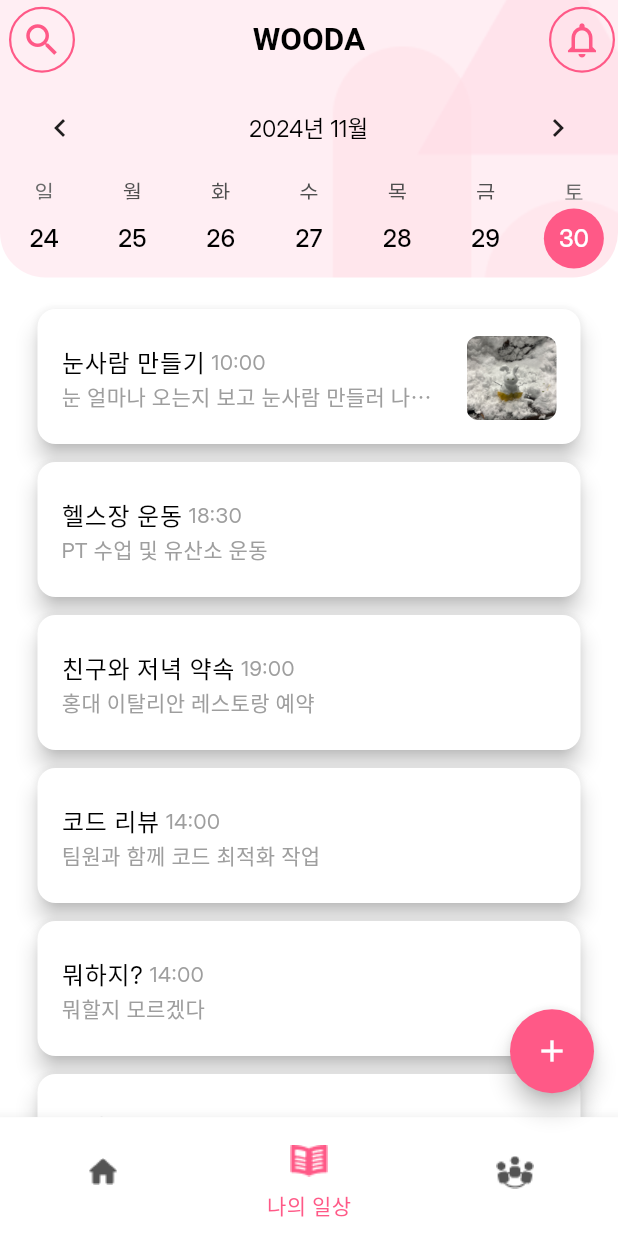
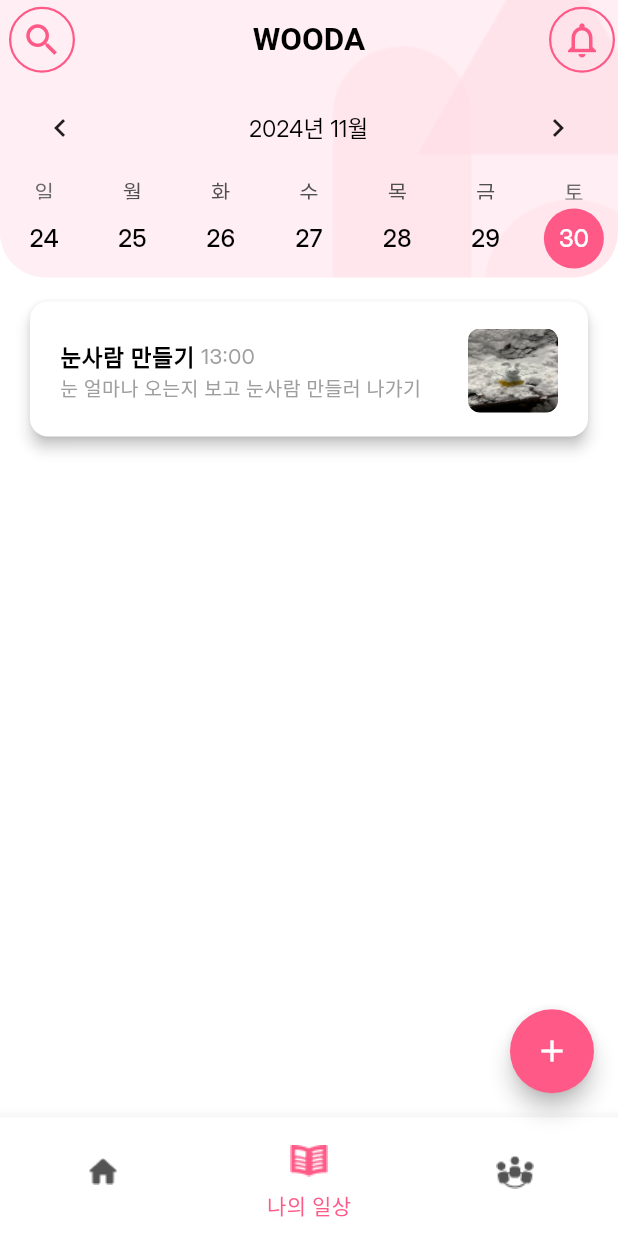
Before and after one commit to Hoyeri/WOODA, a Flutter app: the screen it shows after launch, on a phone screen of 412 x 824 dp. Run offline on Flutter 3.47's test engine with Material 3 defaults, Android fonts, the phone set to English and light mode, and no system bars; drawn by our look-alikes of table_calendar; our stand-ins replace get.

Commit message:
일정 출력 날짜별 구분

```diff
--- a/lib/src/app.dart
+++ b/lib/src/app.dart
@@ -17,6 +17,12 @@ class _TableCalendarScreenState extends State<App> {
   List<String> diaries = []; // 일기 데이터 리스트
   List<String> schedules = []; // 일정 데이터 리스트
 
+  List<Map<String, dynamic>> getFilteredSchedules() {
+    return localSchedules
+        .where((schedule) => isSameDay(schedule["date"], selectedDay))
+        .toList()
+      ..sort((a, b) => a["date"].compareTo(b["date"]));
+  }
 
 
   @override
@@ -145,7 +151,7 @@ class _TableCalendarScreenState extends State<App> {
             shape: const CircleBorder(),
             child: Icon(Icons.add),
           ),
-          body: localSchedules.isEmpty
+          body: getFilteredSchedules().isEmpty
           ? Center(
             child: Column(
               mainAxisSize: MainAxisSize.min,
@@ -168,23 +174,26 @@ class _TableCalendarScreenState extends State<App> {
             )
           )
               : ListView.builder(
-            padding: EdgeInsets.all(15),
-            itemCount: localSchedules.length,
+            padding: EdgeInsets.all(10),
+            itemCount: getFilteredSchedules().length,
             itemBuilder: (context, index) {
-              final schedule = localSchedules[index];
+              final schedule = getFilteredSchedules()[index];
               return Card(
-                elevation: 6,
+                elevation: 4,
                 margin: EdgeInsets.symmetric(vertical: 6, horizontal: 10), // 항목 간 간격
                 child: SizedBox(
                   height: 90, // 항목 높이
                   child: ListTile(
-                    contentPadding: EdgeInsets.symmetric(vertical: 10, horizontal: 16),
+                    contentPadding: EdgeInsets.symmetric(vertical: 10, horizontal: 20),
                     title: Row(
                       crossAxisAlignment: CrossAxisAlignment.center,
                       children: [
                         Text(
                           schedule["title"],
-                          style: TextStyle(fontSize: 16),
+                          style: TextStyle(
+                            fontSize: 15,
+                            fontWeight: FontWeight.w800
+                          ),
                           overflow: TextOverflow.ellipsis,
                         ),
                         SizedBox(width: 4),
@@ -196,7 +205,11 @@ class _TableCalendarScreenState extends State<App> {
                     ),
                     subtitle: Text(
                       schedule["description"],
-                      style: TextStyle(color: Colors.grey),
+                      style: TextStyle(
+                          color: Colors.grey,
+                          fontSize: 13,
+                          fontWeight: FontWeight.w400
+                      ),
                       maxLines: 1,
                       overflow: TextOverflow.ellipsis,
                     ),
@@ -207,7 +220,7 @@ class _TableCalendarScreenState extends State<App> {
                         schedule["image"],
                         width: 60,
                         height: 60,
-                        fit: BoxFit.cover,
+                        fit: BoxFit.fill,
                       )
                           : SizedBox(width: 50, height: 50),
                     ),
@@ -216,7 +229,6 @@ class _TableCalendarScreenState extends State<App> {
               );
             },
           ),
-
 
           /// bottom navigation bar 구현
           bottomNavigationBar: BottomNavigationBar(
@@ -258,38 +270,38 @@ List<Map<String, dynamic>> localSchedules = [
   {
     "id": 1,
     "title": "눈사람 만들기",
-    "date": DateTime(2023, 12, 5, 10, 0),
+    "date": DateTime(2024, 11, 30, 13, 0),
     "description": "눈 얼마나 오는지 보고 눈사람 만들러 나가기",
     "image": "assets/images/snowman.jpg",
   },
   {
     "id": 2,
     "title": "헬스장 운동",
-    "date": DateTime(2023, 12, 6, 18, 30),
+    "date": DateTime(2024, 12, 6, 18, 30),
     "description": "PT 수업 및 유산소 운동",
   },
   {
     "id": 3,
     "title": "친구와 저녁 약속",
-    "date": DateTime(2023, 12, 7, 19, 0),
+    "date": DateTime(2024, 12, 7, 19, 0),
     "description": "홍대 이탈리안 레스토랑 예약",
   },
   {
     "id": 4,
     "title": "코드 리뷰",
-    "date": DateTime(2023, 12, 8, 14, 0),
+    "date": DateTime(2024, 12, 8, 14, 0),
     "description": "팀원과 함께 코드 최적화 작업",
   },
   {
     "id": 5,
     "title": "뭐하지?",
-    "date": DateTime(2023, 12, 8, 14, 0),
+    "date": DateTime(2024, 12, 8, 14, 0),
     "description": "뭐할지 모르겠다",
   },
   {
     "id": 6,
     "title": "뭐하지?",
-    "date": DateTime(2023, 12, 8, 14, 0),
+    "date": DateTime(2024, 12, 8, 14, 0),
     "description": "뭐할지 모르겠다",
   },
 ];
```
